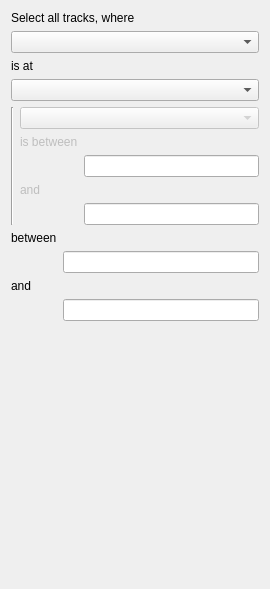
Above: pqTrackFilter2Panel.ui from corbett/parastro before the change. Below: the same form after it.
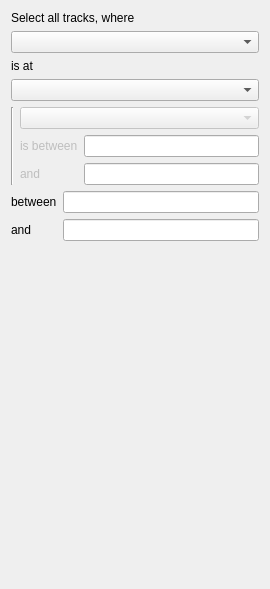
That is the form after the change. Custom widgets are drawn as their Qt base class.

Commit message: Completing vtkTrackFilter2

The edit to the form file:
```diff
--- a/pqTrackFilter2Panel.ui
+++ b/pqTrackFilter2Panel.ui
@@ -75,24 +75,10 @@
           </widget>
          </item>
          <item row="0" column="1">
-          <widget class="pqDoubleRangeWidget" name="RestrictionLow" native="true">
-           <property name="enabled">
-            <bool>false</bool>
-           </property>
-          </widget>
+          <widget class="QLineEdit" name="Restriction_0"/>
          </item>
          <item row="2" column="1">
-          <widget class="pqDoubleRangeWidget" name="RestrictionHi" native="true">
-           <property name="enabled">
-            <bool>false</bool>
-           </property>
-          </widget>
-         </item>
-         <item row="3" column="1">
-          <widget class="QLineEdit" name="RestrictionHi_2"/>
-         </item>
-         <item row="1" column="1">
-          <widget class="QLineEdit" name="RestrictionLow_2"/>
+          <widget class="QLineEdit" name="Restriction_1"/>
          </item>
         </layout>
        </item>
@@ -101,13 +87,7 @@
     </layout>
    </item>
    <item row="5" column="0">
-    <layout class="QGridLayout" name="gridLayout_3">
-     <item row="0" column="1">
-      <widget class="pqDoubleRangeWidget" name="FilterLow" native="true"/>
-     </item>
-     <item row="2" column="1">
-      <widget class="pqDoubleRangeWidget" name="FilterHi" native="true"/>
-     </item>
+    <layout class="QGridLayout" name="filterlayout">
      <item row="0" column="0">
       <widget class="QLabel" name="label_3">
        <property name="text">
@@ -122,11 +102,11 @@
        </property>
       </widget>
      </item>
-     <item row="3" column="1">
-      <widget class="QLineEdit" name="FilterHi_2"/>
+     <item row="0" column="1">
+      <widget class="QLineEdit" name="Filter_0"/>
      </item>
-     <item row="1" column="1">
-      <widget class="QLineEdit" name="FilterLow_2"/>
+     <item row="2" column="1">
+      <widget class="QLineEdit" name="Filter_1"/>
      </item>
     </layout>
    </item>
@@ -145,13 +125,6 @@
    </item>
   </layout>
  </widget>
- <customwidgets>
-  <customwidget>
-   <class>pqDoubleRangeWidget</class>
-   <extends>QWidget</extends>
-   <header location="global">pqDoubleRangeWidget.h</header>
-  </customwidget>
- </customwidgets>
  <resources/>
  <connections/>
 </ui>
```
Left out of the diff: 4 changed lines with no effect on the pictures. The commit also changes 5 other files.
